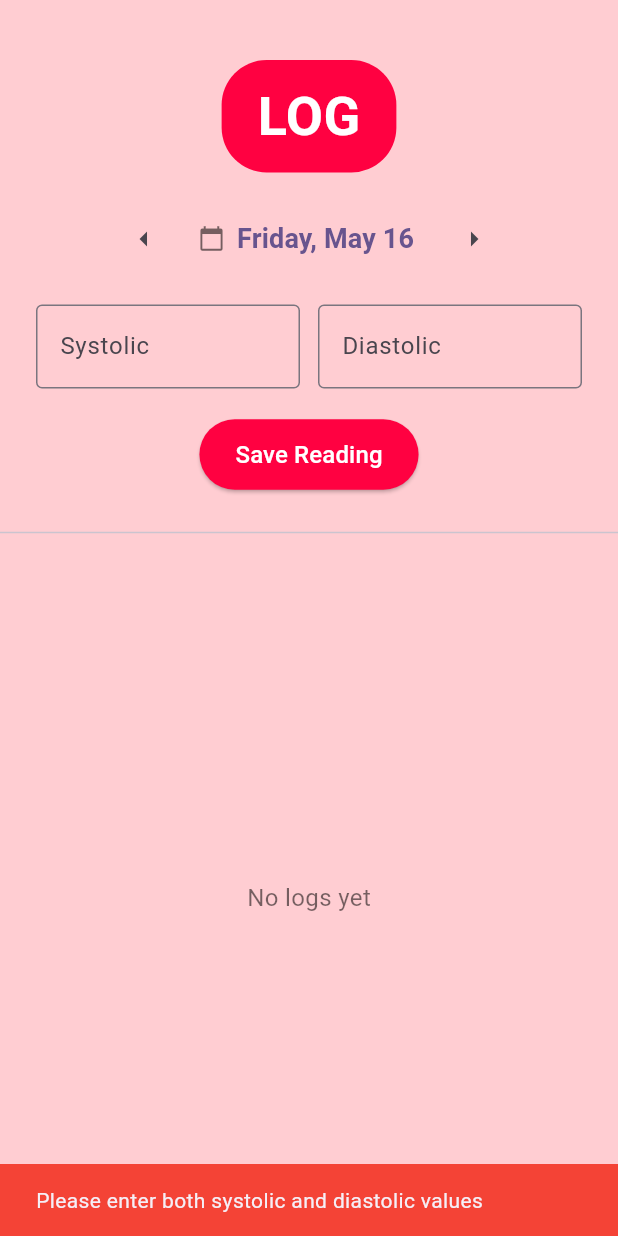
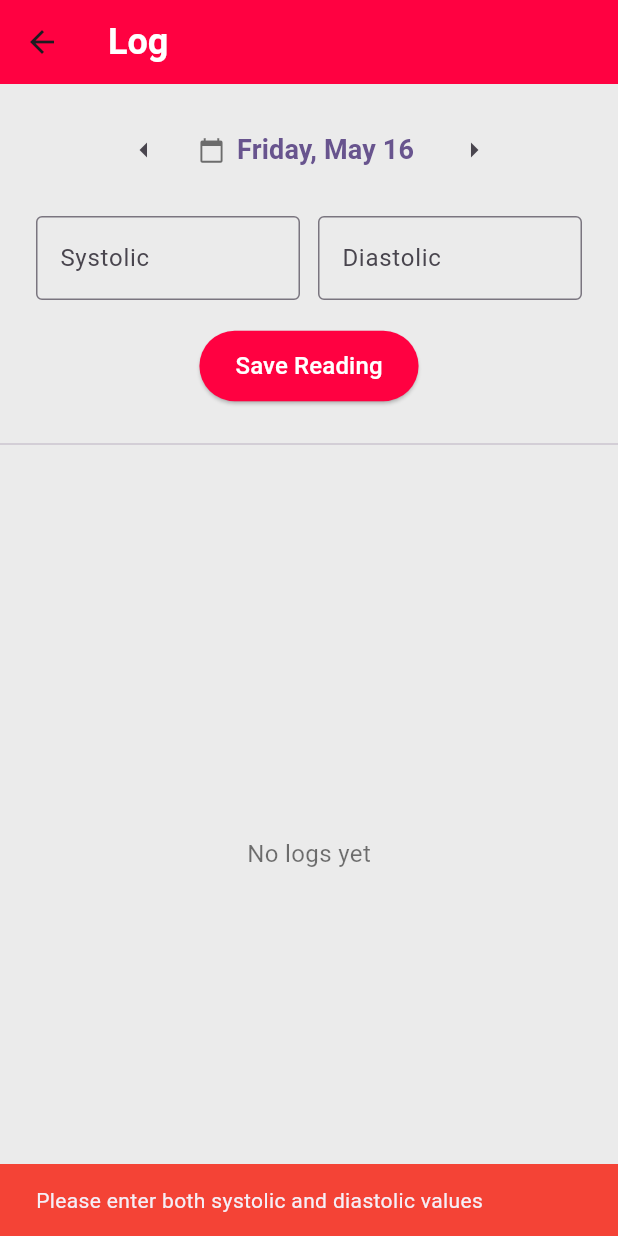
Before and after one commit to avirdi1/nopressure, a Flutter app: the LogPage screen opened directly, after a tap on "Save Reading", on a phone screen of 412 x 824 dp. Run offline on Flutter 3.47's test engine with Material 3 defaults, Android fonts, the phone set to English and light mode, and no system bars; our stand-ins replace cloud_firestore, firebase_auth, firebase_core, fl_chart, flutter_dotenv, geolocator and 2 more; accounts and stored records are empty; generated files the repository leaves out were written again.

Commit message:
incorporatte cloud storage to logs

```diff
--- a/lib/screens/log.dart
+++ b/lib/screens/log.dart
@@ -1,7 +1,6 @@
 import 'package:flutter/material.dart';
 import 'package:intl/intl.dart';
-import 'package:shared_preferences/shared_preferences.dart';
-import 'dart:convert';
+import 'package:cloud_firestore/cloud_firestore.dart';
 import 'package:firebase_auth/firebase_auth.dart';
 
 class LogPage extends StatefulWidget {
@@ -14,7 +13,7 @@ class LogPage extends StatefulWidget {
 class _LogPageState extends State<LogPage> {
   final TextEditingController systolicController = TextEditingController();
   final TextEditingController diastolicController = TextEditingController();
-  Map<String, List<String>> logsByDate = {};
+  Map<String, List<Map<String, dynamic>>> logsByDate = {};
   bool _loading = true;
 
   DateTime selectedDate = DateTime.now();
@@ -27,25 +26,36 @@ class _LogPageState extends State<LogPage> {
   }
 
   void _loadLogs() async {
-    final prefs = await SharedPreferences.getInstance();
-    final savedLogs = prefs.getString('logsByDate') ?? '{}';
+    final uid = FirebaseAuth.instance.currentUser?.uid;
+    if (uid == null) return;
+
     try {
-      Map<String, dynamic> decoded = json.decode(savedLogs);
+      final snapshot = await FirebaseFirestore.instance
+          .collection('users')
+          .doc(uid)
+          .collection('logs')
+          .orderBy('timestamp', descending: true)
+          .get();
+
+      Map<String, List<Map<String, dynamic>>> grouped = {};
+      for (var doc in snapshot.docs) {
+        final data = doc.data();
+        if (!data.containsKey('systolic') || !data.containsKey('diastolic') || !data.containsKey('timestamp')) continue;
+        final date = DateFormat('MMMM d, yyyy').format(data['timestamp'].toDate());
+        final reading = {
+          'value': "${data['systolic']}/${data['diastolic']} mmHg",
+          'id': doc.id
+        };
+        if (!grouped.containsKey(date)) grouped[date] = [];
+        grouped[date]!.add(reading);
+      }
 
       setState(() {
-        logsByDate = Map<String, List<String>>.from(
-          decoded.map((key, value) {
-            if (value is List) {
-              return MapEntry(key, List<String>.from(value));
-            } else {
-              return MapEntry(key, []);
-            }
-          }),
-        );
+        logsByDate = grouped;
         _loading = false;
       });
     } catch (e) {
-      print("Error decoding logs: $e");
+      print("Error loading logs from Firestore: $e");
       setState(() {
         logsByDate = {};
         _loading = false;
@@ -53,10 +63,32 @@ class _LogPageState extends State<LogPage> {
     }
   }
 
-  void _saveLogs() async {
-    final prefs = await SharedPreferences.getInstance();
-    final encodedLogs = json.encode(logsByDate);
-    await prefs.setString('logsByDate', encodedLogs);
+  void _saveLogToFirestore(String sys, String dia) async {
+    final uid = FirebaseAuth.instance.currentUser?.uid;
+    if (uid == null) return;
+
+    await FirebaseFirestore.instance.collection('users').doc(uid).collection('logs').add({
+      'systolic': sys,
+      'diastolic': dia,
+      'timestamp': DateTime.now(),
+    });
+  }
+
+  void _updateLogInFirestore(String docId, String sys, String dia) async {
+    final uid = FirebaseAuth.instance.currentUser?.uid;
+    if (uid == null) return;
+
+    await FirebaseFirestore.instance.collection('users').doc(uid).collection('logs').doc(docId).update({
+      'systolic': sys,
+      'diastolic': dia,
+    });
+  }
+
+  void _deleteLogFromFirestore(String docId) async {
+    final uid = FirebaseAuth.instance.currentUser?.uid;
+    if (uid == null) return;
+
+    await FirebaseFirestore.instance.collection('users').doc(uid).collection('logs').doc(docId).delete();
   }
 
   void logEntry() {
@@ -78,30 +110,16 @@ class _LogPageState extends State<LogPage> {
         return;
       }
 
-      final newEntry = '$today - $sys/$dia mmHg';
-
-      setState(() {
-        if (logsByDate.containsKey(today)) {
-          logsByDate[today]?.insert(0, newEntry);
-        } else {
-          logsByDate[today] = [newEntry];
-        }
       systolicController.clear();
       diastolicController.clear();
-      });
 
-      _saveLogs();
+      _saveLogToFirestore(sys.toString(), dia.toString());
+      _loadLogs();
 
       if (sys >= 180 || dia >= 120 || sys <= 80 || dia <= 50) {
-        _showAlert(
-          "⚠️ Emergency",
-          "Your blood pressure is at a critical level. Please call or visit emergency services immediately.",
-        );
+        _showAlert("⚠️ Emergency", "Your blood pressure is at a critical level. Please call or visit emergency services immediately.");
       } else if (sys >= 140 || dia >= 90 || sys <= 90 || dia <= 60) {
-        _showAlert(
-          "Notice",
-          "Your blood pressure is outside the normal range. If you're feeling symptoms like dizziness or headaches, please consult a doctor.",
-        );
+        _showAlert("Notice", "Your blood pressure is outside the normal range. If you're feeling symptoms like dizziness or headaches, please consult a doctor.");
       }
 
     } else {
@@ -131,11 +149,10 @@ class _LogPageState extends State<LogPage> {
     );
   }
 
-  void _showEditDialog(String date, int index, String oldValue) {
-    final bpPart = oldValue.split(' - ').last.split(' ')[0];
-    final parts = bpPart.split('/');
+  void _showEditDialog(String date, int index, String oldValue, String docId) {
+    final parts = oldValue.replaceAll(" mmHg", "").split("/");
     final systolicEdit = TextEditingController(text: parts[0]);
-    final diastolicEdit = TextEditingController(text: parts[1].replaceAll("mmHg", ""));
+    final diastolicEdit = TextEditingController(text: parts[1]);
 
     showDialog(
       context: context,
@@ -168,11 +185,11 @@ class _LogPageState extends State<LogPage> {
                 final diastolic = diastolicEdit.text;
 
                 if (systolic.isNotEmpty && diastolic.isNotEmpty) {
-                  final newEntry = '$date - $systolic/$diastolic mmHg';
+                  final newEntry = {'value': '$systolic/$diastolic mmHg', 'id': docId};
                   setState(() {
                     logsByDate[date]![index] = newEntry;
                   });
-                  _saveLogs();
+                  _updateLogInFirestore(docId, systolic, diastolic);
                   Navigator.of(ctx).pop();
                 } else {
                   ScaffoldMessenger.of(context).showSnackBar(
@@ -203,28 +220,24 @@ class _LogPageState extends State<LogPage> {
     dateKeys.sort((a, b) => DateFormat('MMMM d, yyyy').parse(b).compareTo(DateFormat('MMMM d, yyyy').parse(a)));
 
     return Scaffold(
-      backgroundColor: Colors.red[100],
-      body: SafeArea(
-        child: Column(
-          children: [
-            const SizedBox(height: 40),
-            Center(
-              child: Container(
-                padding: const EdgeInsets.symmetric(horizontal: 24, vertical: 12),
-                decoration: BoxDecoration(
-                  color: const Color.fromARGB(255, 255, 1, 65),
-                  borderRadius: BorderRadius.circular(30),
-                ),
-                child: const Text(
-                  "LOG",
+      backgroundColor: const Color.fromARGB(255, 235, 235, 235),
+      appBar: AppBar(
+        backgroundColor: const Color.fromARGB(255, 255, 1, 65),
+        title: const Align(
+          alignment: Alignment.centerLeft,
+          child: Text(
+            "Log",
             style: TextStyle(
+              fontSize: 24,
               color: Colors.white,
-                    fontSize: 36,
               fontWeight: FontWeight.bold,
             ),
           ),
         ),
       ),
+      body: SafeArea(
+        child: Column(
+          children: [
             const SizedBox(height: 20),
             Row(
               mainAxisAlignment: MainAxisAlignment.center,
@@ -326,7 +339,9 @@ class _LogPageState extends State<LogPage> {
                       : ListView.builder(
                           itemCount: logsByDate[today]!.length,
                           itemBuilder: (context, index) {
-                            final reading = logsByDate[today]![index];
+                            final entry = logsByDate[today]![index];
+                            final reading = entry['value'];
+                            final docId = entry['id'];
                             return Card(
                               margin: const EdgeInsets.symmetric(horizontal: 16, vertical: 6),
                               shape: RoundedRectangleBorder(
@@ -340,18 +355,18 @@ class _LogPageState extends State<LogPage> {
                                     IconButton(
                                       icon: const Icon(Icons.edit, color: Colors.blue),
                                       onPressed: () {
-                                        _showEditDialog(today, index, reading);
+                                        _showEditDialog(today, index, reading, docId);
                                       },
                                     ),
                                     IconButton(
                                       icon: const Icon(Icons.delete, color: Colors.red),
                                       onPressed: () {
+                                        _deleteLogFromFirestore(docId);
                                         setState(() {
                                           logsByDate[today]!.removeAt(index);
                                           if (logsByDate[today]!.isEmpty) {
                                             logsByDate.remove(today);
                                           }
-                                          _saveLogs();
                                         });
                                       },
                                     ),
```
Lines whose indentation alone changed are shown as unchanged.
